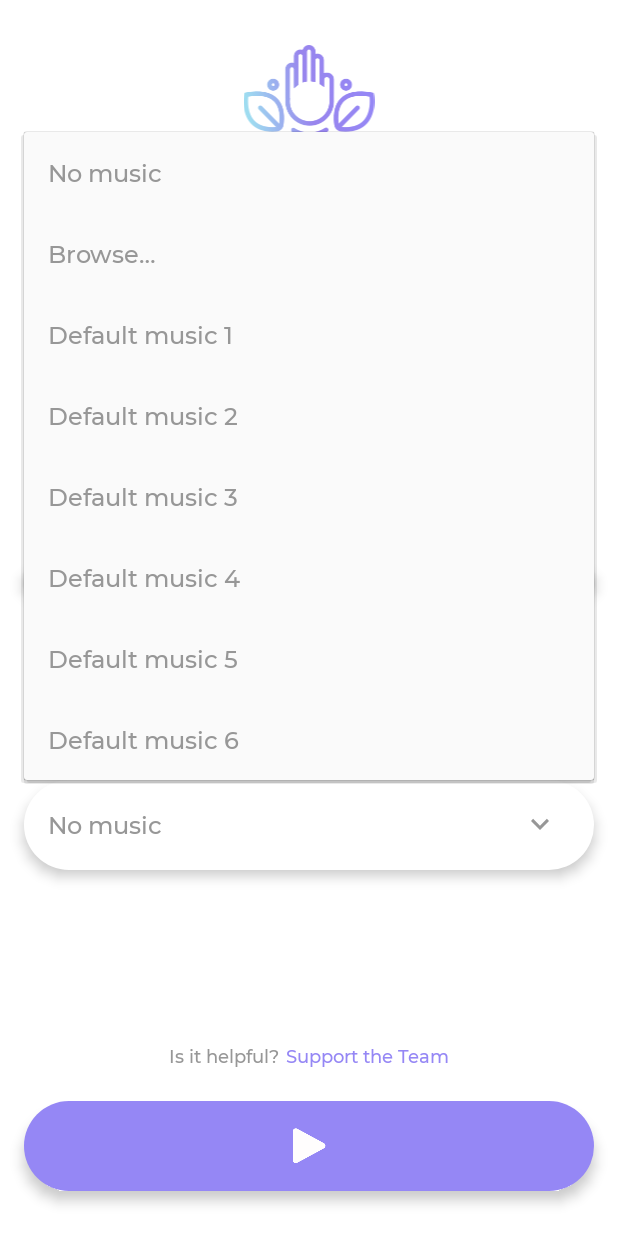
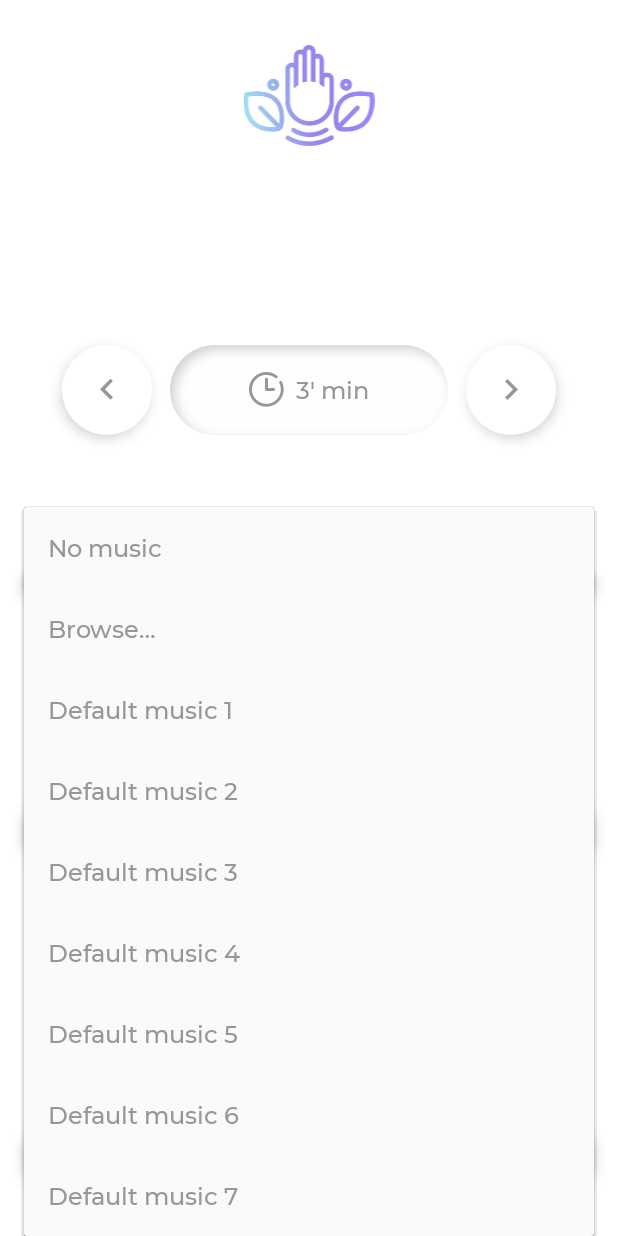
Before and after one commit to leandro4/ReikiSound, an Android app: the screen it shows after launch (MainActivity), after a tap on "No music", on a phone screen of 412 x 824 dp. Run offline under Robolectric (Android 15) with nearby library versions, the phone set to English and light mode, and no system bars.

Commit message:
7th song added

```diff
--- a/app/src/main/java/holauser/lea/holauser/services/PlayerService.kt
+++ b/app/src/main/java/holauser/lea/holauser/services/PlayerService.kt
@@ -72,6 +72,7 @@ class PlayerService: Service() {
             Constants.DEFAULT_4 -> MediaPlayer.create(this, R.raw.relaxing4)
             Constants.DEFAULT_5 -> MediaPlayer.create(this, R.raw.relaxing5)
             Constants.DEFAULT_6 -> MediaPlayer.create(this, R.raw.relaxing6)
+            Constants.DEFAULT_7 -> MediaPlayer.create(this, R.raw.relaxing7)
             else -> null
         }
 
--- a/app/src/main/java/holauser/lea/holauser/ui/activities/MainActivity.kt
+++ b/app/src/main/java/holauser/lea/holauser/ui/activities/MainActivity.kt
@@ -119,6 +119,7 @@ class MainActivity : BaseReceiverActivity() {
                     5 -> DataManager.setBackgroundMusicOption(this@MainActivity, Constants.DEFAULT_4)
                     6 -> DataManager.setBackgroundMusicOption(this@MainActivity, Constants.DEFAULT_5)
                     7 -> DataManager.setBackgroundMusicOption(this@MainActivity, Constants.DEFAULT_6)
+                    8 -> DataManager.setBackgroundMusicOption(this@MainActivity, Constants.DEFAULT_7)
                 }
             }
         }
--- a/app/src/main/java/holauser/lea/holauser/util/Constants.kt
+++ b/app/src/main/java/holauser/lea/holauser/util/Constants.kt
@@ -11,4 +11,5 @@ object Constants {
     const val DEFAULT_4 = 40
     const val DEFAULT_5 = 50
     const val DEFAULT_6 = 60
+    const val DEFAULT_7 = 70
 }
--- a/app/src/main/java/holauser/lea/holauser/util/EventTracker.kt
+++ b/app/src/main/java/holauser/lea/holauser/util/EventTracker.kt
@@ -27,6 +27,7 @@ object EventTracker {
     private const val DEFAULT_MUSIC_4 = "default_music_4"
     private const val DEFAULT_MUSIC_5 = "default_music_5"
     private const val DEFAULT_MUSIC_6 = "default_music_6"
+    private const val DEFAULT_MUSIC_7 = "default_music_7"
 
     fun trackReikiSession(context: Context) {
         val firebaseAnalytics = FirebaseAnalytics.getInstance(context)
@@ -51,6 +52,7 @@ object EventTracker {
             Constants.DEFAULT_4 -> DEFAULT_MUSIC_4
             Constants.DEFAULT_5 -> DEFAULT_MUSIC_5
             Constants.DEFAULT_6 -> DEFAULT_MUSIC_6
+            Constants.DEFAULT_7 -> DEFAULT_MUSIC_7
             else -> NO_MUSIC
         }
 
--- a/app/src/main/res/values/strings.xml
+++ b/app/src/main/res/values/strings.xml
@@ -17,6 +17,7 @@
         <item>Default music 4</item>
         <item>Default music 5</item>
         <item>Default music 6</item>
+        <item>Default music 7</item>
     </string-array>
 
 </resources>
```
Also changed, not shown: 7 other files.
